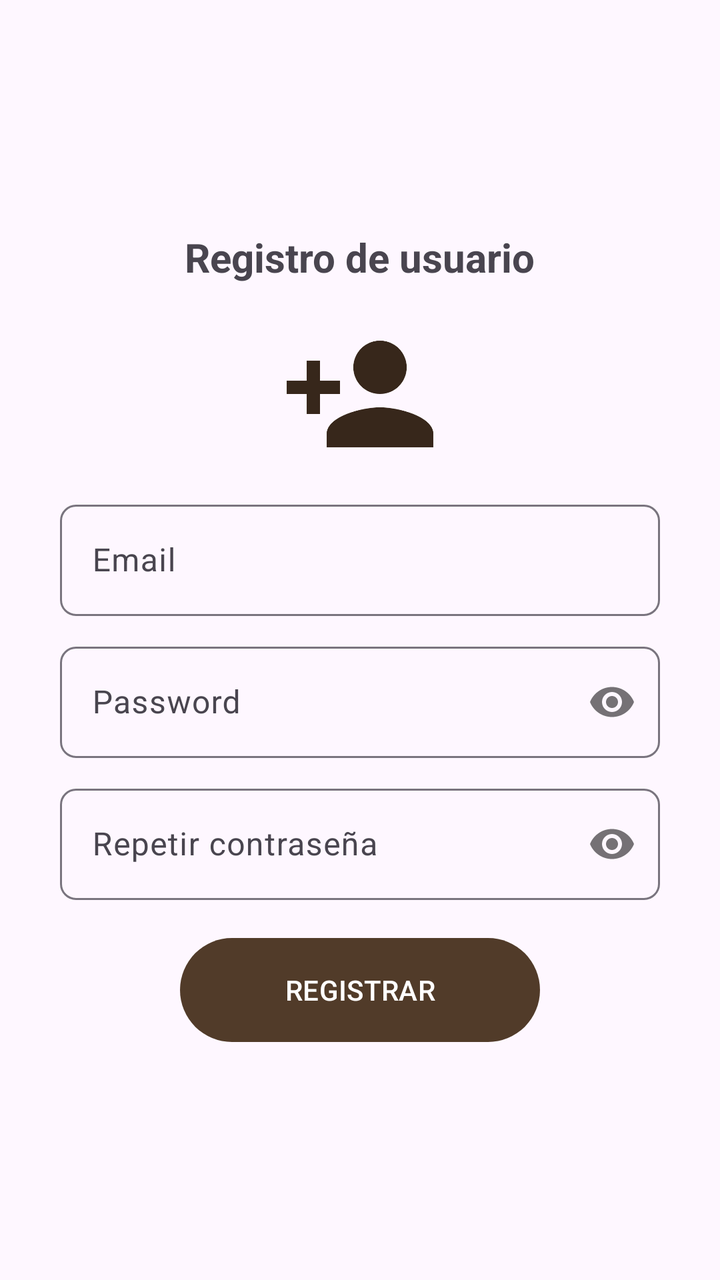
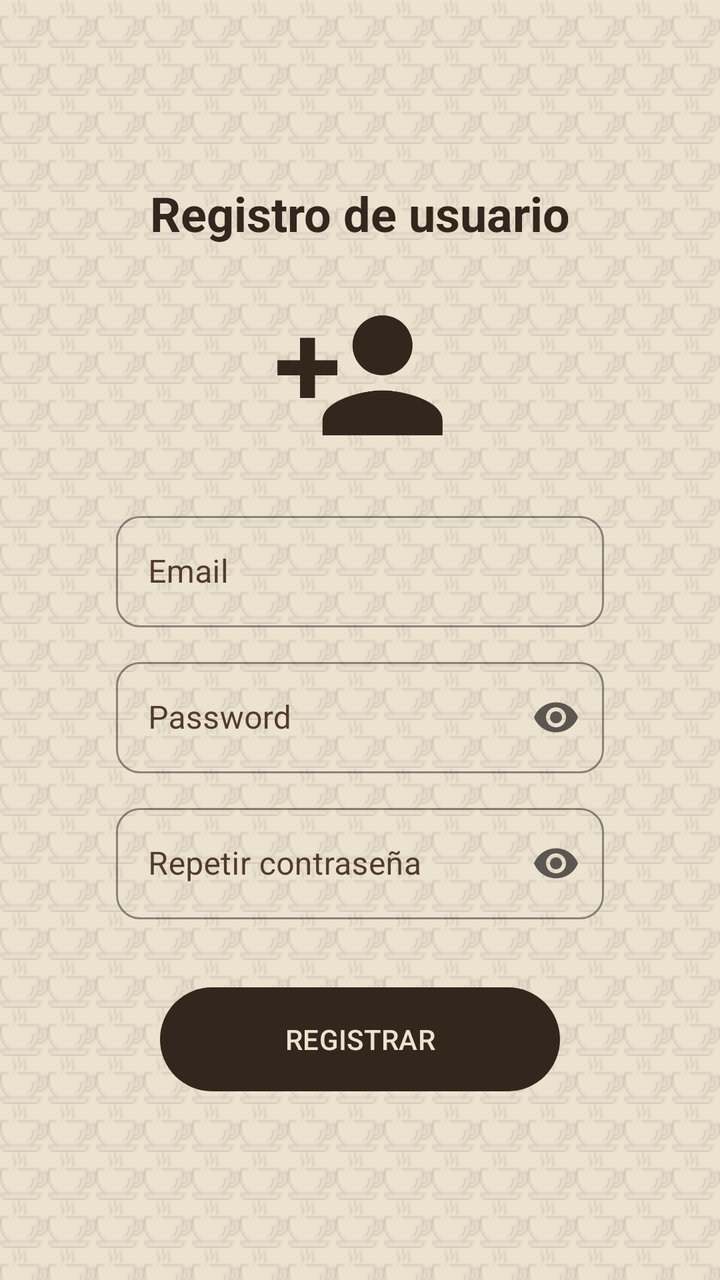

Screens rendered from an Android XML layout before and after an edit, with the pre-edit source and the edit as a unified diff.
<!-- AndroidManifest.xml: application theme Theme.AppLaCasaDelBordadito -->
<!-- res/layout/activity_registro_email.xml -->
<?xml version="1.0" encoding="utf-8"?>
<RelativeLayout
    xmlns:android="http://schemas.android.com/apk/res/android"
    xmlns:app="http://schemas.android.com/apk/res-auto"
    xmlns:tools="http://schemas.android.com/tools"
    android:id="@+id/main"
    android:layout_width="match_parent"
    android:layout_height="match_parent"
    tools:context=".Registro_email">

    <androidx.appcompat.widget.LinearLayoutCompat
        android:layout_width="match_parent"
        android:layout_height="match_parent"
        android:orientation="vertical"
        android:padding="30dp"
        android:gravity="center">

        <TextView
            android:text="@string/Txt_registro"
            android:textStyle="bold"
            android:textSize="20sp"
            android:layout_width="wrap_content"
            android:layout_height="wrap_content"/>

        <ImageView
            android:layout_marginTop="15dp"
            android:src="@drawable/registro"
            android:layout_width="80dp"
            android:layout_height="80dp"/>

        
        <com.google.android.material.textfield.TextInputLayout
            android:layout_width="match_parent"
            android:layout_height="wrap_content"
            android:layout_marginTop="10dp"
            app:boxCornerRadiusBottomStart="8dp"
            app:boxCornerRadiusTopEnd="8dp"
            app:boxCornerRadiusBottomEnd="8dp"
            app:boxCornerRadiusTopStart="8dp">

            <EditText
                android:id="@+id/Et_email"
                android:hint="@string/Et_email"
                android:inputType="textEmailAddress"
                android:layout_width="match_parent"
                android:layout_height="wrap_content"/>

        </com.google.android.material.textfield.TextInputLayout>

        
        <com.google.android.material.textfield.TextInputLayout
            android:layout_width="match_parent"
            android:layout_height="wrap_content"
            android:layout_marginTop="10dp"
            app:boxCornerRadiusBottomStart="8dp"
            app:boxCornerRadiusTopEnd="8dp"
            app:boxCornerRadiusBottomEnd="8dp"
            app:boxCornerRadiusTopStart="8dp"
            app:passwordToggleEnabled="true">

            <EditText
                android:id="@+id/Et_password"
                android:hint="@string/Et_password"
                android:inputType="textPassword"
                android:layout_width="match_parent"
                android:layout_height="wrap_content"/>
        </com.google.android.material.textfield.TextInputLayout>

        
        <com.google.android.material.textfield.TextInputLayout
            android:layout_width="match_parent"
            android:layout_height="wrap_content"
            android:layout_marginTop="10dp"
            app:boxCornerRadiusBottomStart="8dp"
            app:boxCornerRadiusTopEnd="8dp"
            app:boxCornerRadiusBottomEnd="8dp"
            app:boxCornerRadiusTopStart="8dp"
            app:passwordToggleEnabled="true">

            <EditText
                android:id="@+id/Et_r_password"
                android:hint="@string/Et_r_password"
                android:inputType="textPassword"
                android:layout_width="match_parent"
                android:layout_height="wrap_content"/>

        </com.google.android.material.textfield.TextInputLayout>

        <com.google.android.material.button.MaterialButton
            android:id="@+id/Btn_registrar"
            android:text="@string/Btn_registrar"
            android:textAllCaps="true"
            android:layout_marginTop="15dp"
            android:layout_width="180dp"
            android:layout_height="60dp"
            app:backgroundTint="@color/brown"/>
    </androidx.appcompat.widget.LinearLayoutCompat>

</RelativeLayout>
<!-- resources referenced by this layout -->
<resources>
  <color name="brown">#513B29</color>
  <!-- drawable registro: png bitmap (drawable, 14362 bytes) -->
  <string name="Btn_registrar">Registrar</string>
  <string name="Et_email">Email</string>
  <string name="Et_password">Password</string>
  <string name="Et_r_password">Repetir contraseña</string>
  <string name="Txt_registro">Registro de usuario</string>
  <style name="Theme.AppLaCasaDelBordadito" parent="Base.Theme.AppLaCasaDelBordadito" />
  <style name="Base.Theme.AppLaCasaDelBordadito" parent="Theme.Material3.DayNight.NoActionBar">
          
          
      </style>
</resources>

<!-- the commit's change to res/layout/activity_registro_email.xml (unified diff, before → after) -->
@@ -6,6 +6,8 @@
     android:id="@+id/main"
     android:layout_width="match_parent"
     android:layout_height="match_parent"
+    android:background="@drawable/fondo_final_login"
+    android:padding="28dp"
     tools:context=".Registro_email">
 
     <androidx.appcompat.widget.LinearLayoutCompat
@@ -15,35 +17,44 @@
         android:padding="30dp"
         android:gravity="center">
 
+        
         <TextView
             android:text="@string/Txt_registro"
             android:textStyle="bold"
-            android:textSize="20sp"
+            android:textSize="24sp"
+            android:textColor="@color/dark_coffee"
             android:layout_width="wrap_content"
             android:layout_height="wrap_content"/>
 
+        
         <ImageView
-            android:layout_marginTop="15dp"
+            android:layout_marginTop="20dp"
             android:src="@drawable/registro"
-            android:layout_width="80dp"
-            android:layout_height="80dp"/>
+            android:layout_width="90dp"
+            android:layout_height="90dp"
+            app:tint="@color/dark_coffee"/>
 
         
         <com.google.android.material.textfield.TextInputLayout
             android:layout_width="match_parent"
             android:layout_height="wrap_content"
-            android:layout_marginTop="10dp"
-            app:boxCornerRadiusBottomStart="8dp"
-            app:boxCornerRadiusTopEnd="8dp"
-            app:boxCornerRadiusBottomEnd="8dp"
-            app:boxCornerRadiusTopStart="8dp">
+            android:layout_marginTop="20dp"
+            app:boxCornerRadiusBottomStart="12dp"
+            app:boxCornerRadiusTopEnd="12dp"
+            app:boxCornerRadiusBottomEnd="12dp"
+            app:boxCornerRadiusTopStart="12dp"
+            app:boxStrokeColor="@color/dark_coffee"
+            app:hintTextColor="@color/brown"
+            android:textColorHint="@color/brown"
+            style="@style/Widget.MaterialComponents.TextInputLayout.OutlinedBox">
 
-            <EditText
+            <com.google.android.material.textfield.TextInputEditText
                 android:id="@+id/Et_email"
                 android:hint="@string/Et_email"
                 android:inputType="textEmailAddress"
                 android:layout_width="match_parent"
-                android:layout_height="wrap_content"/>
+                android:layout_height="wrap_content"
+                android:textColor="@color/dark_coffee"/>
 
         </com.google.android.material.textfield.TextInputLayout>
 
@@ -51,49 +62,66 @@
         <com.google.android.material.textfield.TextInputLayout
             android:layout_width="match_parent"
             android:layout_height="wrap_content"
-            android:layout_marginTop="10dp"
-            app:boxCornerRadiusBottomStart="8dp"
-            app:boxCornerRadiusTopEnd="8dp"
-            app:boxCornerRadiusBottomEnd="8dp"
-            app:boxCornerRadiusTopStart="8dp"
-            app:passwordToggleEnabled="true">
+            android:layout_marginTop="12dp"
+            app:boxCornerRadiusBottomStart="12dp"
+            app:boxCornerRadiusTopEnd="12dp"
+            app:boxCornerRadiusBottomEnd="12dp"
+            app:boxCornerRadiusTopStart="12dp"
+            app:boxStrokeColor="@color/dark_coffee"
+            app:hintTextColor="@color/brown"
+            android:textColorHint="@color/brown"
+            app:passwordToggleEnabled="true"
+            app:passwordToggleTint="@color/stone_brown"
+            style="@style/Widget.MaterialComponents.TextInputLayout.OutlinedBox">
 
-            <EditText
+            <com.google.android.material.textfield.TextInputEditText
                 android:id="@+id/Et_password"
                 android:hint="@string/Et_password"
                 android:inputType="textPassword"
+                android:textColor="@color/dark_coffee"
                 android:layout_width="match_parent"
-                android:layout_height="wrap_content"/>
+                android:layout_height="wrap_content"
+                />
         </com.google.android.material.textfield.TextInputLayout>
 
         
         <com.google.android.material.textfield.TextInputLayout
             android:layout_width="match_parent"
             android:layout_height="wrap_content"
-            android:layout_marginTop="10dp"
-            app:boxCornerRadiusBottomStart="8dp"
-            app:boxCornerRadiusTopEnd="8dp"
-            app:boxCornerRadiusBottomEnd="8dp"
-            app:boxCornerRadiusTopStart="8dp"
-            app:passwordToggleEnabled="true">
+            android:layout_marginTop="12dp"
+            app:boxCornerRadiusBottomStart="12dp"
+            app:boxCornerRadiusTopEnd="12dp"
+            app:boxCornerRadiusBottomEnd="12dp"
+            app:boxCornerRadiusTopStart="12dp"
+            app:boxStrokeColor="@color/dark_coffee"
+            app:hintTextColor="@color/brown"
+            android:textColorHint="@color/brown"
+            app:passwordToggleEnabled="true"
+            app:passwordToggleTint="@color/stone_brown"
+            style="@style/Widget.MaterialComponents.TextInputLayout.OutlinedBox">
 
-            <EditText
+            <com.google.android.material.textfield.TextInputEditText
                 android:id="@+id/Et_r_password"
                 android:hint="@string/Et_r_password"
                 android:inputType="textPassword"
+                android:textColor="@color/dark_coffee"
                 android:layout_width="match_parent"
                 android:layout_height="wrap_content"/>
 
         </com.google.android.material.textfield.TextInputLayout>
 
+        
         <com.google.android.material.button.MaterialButton
             android:id="@+id/Btn_registrar"
             android:text="@string/Btn_registrar"
             android:textAllCaps="true"
-            android:layout_marginTop="15dp"
-            android:layout_width="180dp"
+            android:layout_marginTop="30dp"
+            android:layout_width="200dp"
             android:layout_height="60dp"
-            app:backgroundTint="@color/brown"/>
+            android:textColor="@color/bone"
+            app:backgroundTint="@color/dark_coffee"
+            app:cornerRadius="30dp"/>
+
     </androidx.appcompat.widget.LinearLayoutCompat>
 
 </RelativeLayout>
<!-- resource entries referenced after the edit -->
@@ -1,6 +1,25 @@
 <!-- resources referenced by this layout -->
 <resources>
+  <color name="bone">#ECE2D0</color>
   <color name="brown">#513B29</color>
+  <color name="dark_coffee">#33261D</color>
+  <color name="stone_brown">#5B5750</color>
+  <!-- drawable fondo_final_login (drawable) -->
+  <?xml version="1.0" encoding="utf-8"?>
+  <layer-list xmlns:android="http://schemas.android.com/apk/res/android">
+  
+      <item android:drawable="@color/bone" />
+  
+      <item>
+          <bitmap
+              android:src="@drawable/ic_coffee_cup"
+              android:tileMode="repeat"
+              android:alpha="0.1"
+              android:gravity="center"
+              android:tileModeX="repeat"
+              android:tileModeY="repeat" />
+      </item>
+  </layer-list>
   <!-- drawable registro: png bitmap (drawable, 14362 bytes) -->
   <string name="Btn_registrar">Registrar</string>
   <string name="Et_email">Email</string>
@@ -8,6 +27,7 @@
   <string name="Et_r_password">Repetir contraseña</string>
   <string name="Txt_registro">Registro de usuario</string>
   <style name="Theme.AppLaCasaDelBordadito" parent="Base.Theme.AppLaCasaDelBordadito" />
+  <!-- drawable ic_coffee_cup: png bitmap (drawable, 667 bytes) -->
   <style name="Base.Theme.AppLaCasaDelBordadito" parent="Theme.Material3.DayNight.NoActionBar">
           
           
